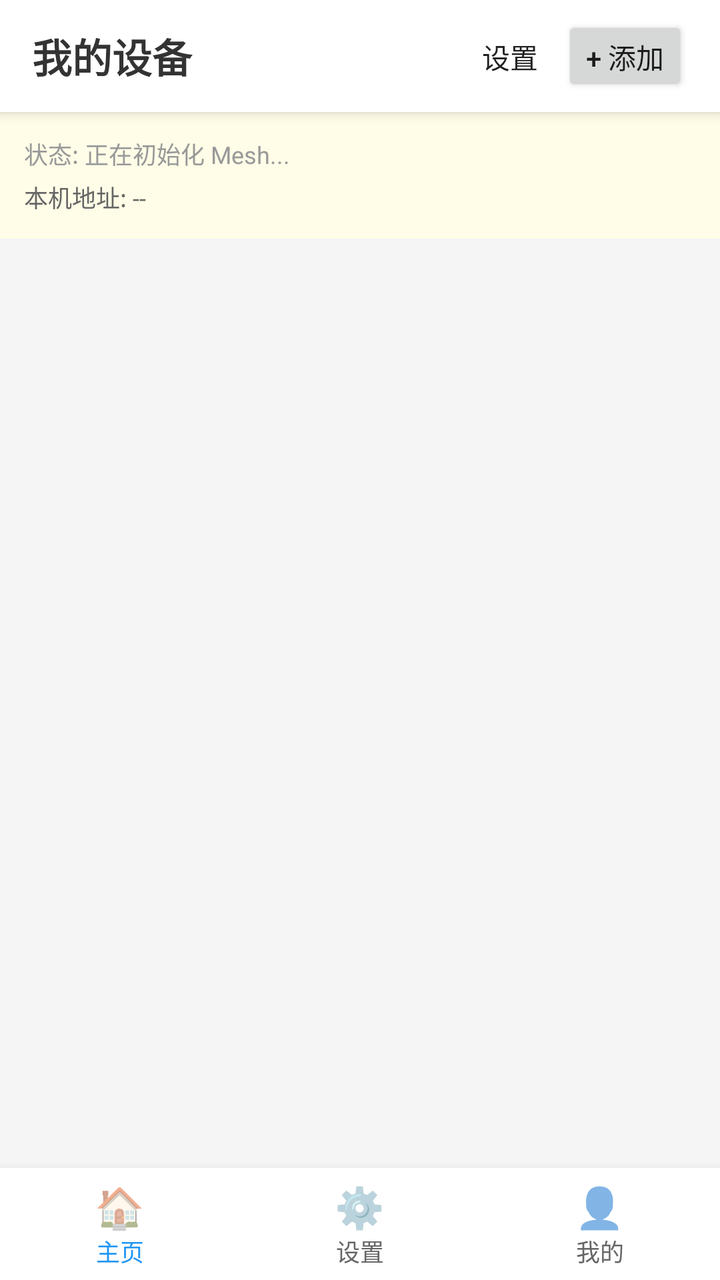
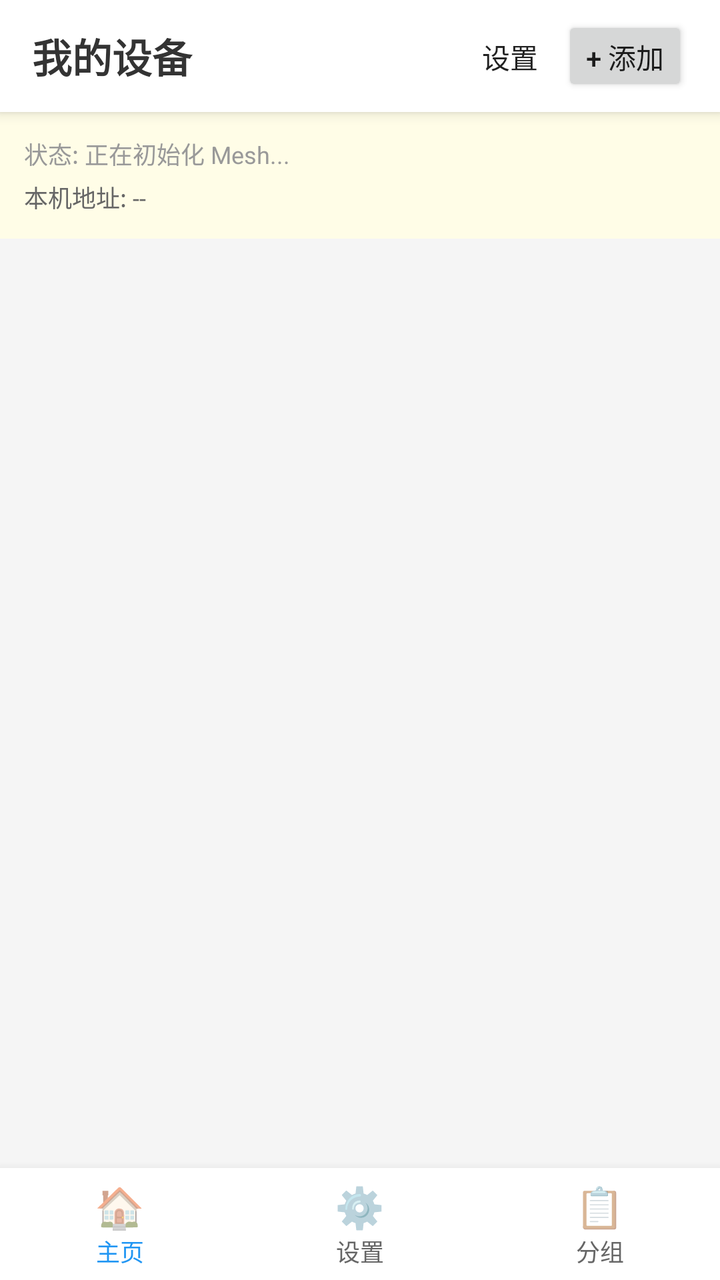

Two renders of the same Android screen: before a commit and after it. Below are the layout's source before the change and the commit's diff.
<!-- AndroidManifest.xml: activity theme Theme.BLE_Device_Mesh -->
<!-- res/layout/activity_main.xml -->
<?xml version="1.0" encoding="utf-8"?>
<FrameLayout xmlns:android="http://schemas.android.com/apk/res/android"
    android:layout_width="match_parent"
    android:layout_height="match_parent"
    android:background="#F5F5F5">

    <LinearLayout
        android:layout_width="match_parent"
        android:layout_height="match_parent"
        android:orientation="vertical">

        
        <LinearLayout
            android:layout_width="match_parent"
            android:layout_height="56dp"
            android:background="@android:color/white"
            android:elevation="4dp"
            android:gravity="center_vertical"
            android:paddingStart="16dp"
            android:paddingEnd="16dp">

            <TextView
                android:layout_width="0dp"
                android:layout_height="wrap_content"
                android:layout_weight="1"
                android:text="我的设备"
                android:textSize="20sp"
                android:textStyle="bold"
                android:textColor="#333333"/>

            <Button
                android:id="@+id/btnSettings"
                android:layout_width="wrap_content"
                android:layout_height="40dp"
                android:text="设置"
                android:textSize="14sp"
                android:paddingStart="12dp"
                android:paddingEnd="12dp"
                android:minWidth="0dp"
                style="?android:attr/borderlessButtonStyle"/>

            <Button
                android:id="@+id/btnAddDevice"
                android:layout_width="wrap_content"
                android:layout_height="40dp"
                android:text="+ 添加"
                android:textSize="14sp"
                android:paddingStart="12dp"
                android:paddingEnd="12dp"
                android:minWidth="0dp"/>

        </LinearLayout>

        
        <TextView
            android:id="@+id/tvStatus"
            android:layout_width="match_parent"
            android:layout_height="wrap_content"
            android:text="状态: 正在初始化 Mesh..."
            android:textSize="12sp"
            android:textColor="#999999"
            android:paddingStart="12dp"
            android:paddingTop="12dp"
            android:paddingEnd="12dp"
            android:paddingBottom="4dp"
            android:background="#FFFDE7"/>

        <TextView
            android:id="@+id/tvSrcAddress"
            android:layout_width="match_parent"
            android:layout_height="wrap_content"
            android:text="本机地址: --"
            android:textSize="12sp"
            android:textColor="#666666"
            android:paddingStart="12dp"
            android:paddingTop="0dp"
            android:paddingEnd="12dp"
            android:paddingBottom="12dp"
            android:background="#FFFDE7"/>

        
        <androidx.recyclerview.widget.RecyclerView
            android:id="@+id/rvDevices"
            android:layout_width="match_parent"
            android:layout_height="0dp"
            android:layout_weight="1"
            android:paddingStart="4dp"
            android:paddingEnd="4dp"
            android:paddingTop="4dp"
            android:clipToPadding="false"
            android:paddingBottom="4dp"/>

        
        <LinearLayout
            android:id="@+id/layoutEmpty"
            android:layout_width="match_parent"
            android:layout_height="0dp"
            android:layout_weight="1"
            android:orientation="vertical"
            android:gravity="center"
            android:visibility="gone">

            <TextView
                android:layout_width="wrap_content"
                android:layout_height="wrap_content"
                android:text="📱"
                android:textSize="64sp"/>

            <TextView
                android:layout_width="wrap_content"
                android:layout_height="wrap_content"
                android:layout_marginTop="16dp"
                android:text="还没有添加设备"
                android:textSize="16sp"
                android:textColor="#666666"/>

            <TextView
                android:layout_width="wrap_content"
                android:layout_height="wrap_content"
                android:layout_marginTop="8dp"
                android:text="点击右上角添加设备"
                android:textSize="14sp"
                android:textColor="#999999"/>

        </LinearLayout>

    </LinearLayout>

    
    <LinearLayout
        android:id="@+id/layoutTrashZone"
        android:layout_width="match_parent"
        android:layout_height="80dp"
        android:layout_gravity="top"
        android:orientation="horizontal"
        android:gravity="center"
        android:background="#BBEE3333"
        android:elevation="8dp"
        android:visibility="gone">

        <TextView
            android:layout_width="wrap_content"
            android:layout_height="wrap_content"
            android:text="🗑"
            android:textSize="32sp"/>

        <TextView
            android:layout_width="wrap_content"
            android:layout_height="wrap_content"
            android:layout_marginStart="10dp"
            android:text="拖到此处删除"
            android:textSize="16sp"
            android:textColor="#FFFFFF"
            android:textStyle="bold"/>

    </LinearLayout>

    
    <LinearLayout
        android:id="@+id/bottomNavigation"
        android:layout_width="match_parent"
        android:layout_height="56dp"
        android:layout_gravity="bottom"
        android:orientation="horizontal"
        android:background="@android:color/white"
        android:elevation="8dp">

        <LinearLayout
            android:id="@+id/navHome"
            android:layout_width="0dp"
            android:layout_height="match_parent"
            android:layout_weight="1"
            android:orientation="vertical"
            android:gravity="center"
            android:clickable="true"
            android:focusable="true">

            <TextView
                android:layout_width="wrap_content"
                android:layout_height="wrap_content"
                android:text="🏠"
                android:textSize="20sp"/>

            <TextView
                android:id="@+id/navHomeText"
                android:layout_width="wrap_content"
                android:layout_height="wrap_content"
                android:text="主页"
                android:textSize="12sp"
                android:textColor="#2196F3"/>
        </LinearLayout>

        <LinearLayout
            android:id="@+id/navSettings"
            android:layout_width="0dp"
            android:layout_height="match_parent"
            android:layout_weight="1"
            android:orientation="vertical"
            android:gravity="center"
            android:clickable="true"
            android:focusable="true">

            <TextView
                android:layout_width="wrap_content"
                android:layout_height="wrap_content"
                android:text="⚙️"
                android:textSize="20sp"/>

            <TextView
                android:id="@+id/navSettingsText"
                android:layout_width="wrap_content"
                android:layout_height="wrap_content"
                android:text="设置"
                android:textSize="12sp"
                android:textColor="#666666"/>
        </LinearLayout>

        <LinearLayout
            android:id="@+id/navProfile"
            android:layout_width="0dp"
            android:layout_height="match_parent"
            android:layout_weight="1"
            android:orientation="vertical"
            android:gravity="center"
            android:clickable="true"
            android:focusable="true">

            <TextView
                android:layout_width="wrap_content"
                android:layout_height="wrap_content"
                android:text="👤"
                android:textSize="20sp"/>

            <TextView
                android:id="@+id/navProfileText"
                android:layout_width="wrap_content"
                android:layout_height="wrap_content"
                android:text="我的"
                android:textSize="12sp"
                android:textColor="#666666"/>
        </LinearLayout>

    </LinearLayout>

</FrameLayout>
<!-- resources referenced by this layout -->
<resources>
  <style name="Theme.BLE_Device_Mesh" parent="Theme.AppCompat.Light.NoActionBar" />
</resources>

<!-- the commit's change to res/layout/activity_main.xml (unified diff, before → after) -->
@@ -228,14 +228,14 @@
             <TextView
                 android:layout_width="wrap_content"
                 android:layout_height="wrap_content"
-                android:text="👤"
+                android:text="📋"
                 android:textSize="20sp"/>
 
             <TextView
                 android:id="@+id/navProfileText"
                 android:layout_width="wrap_content"
                 android:layout_height="wrap_content"
-                android:text="我的"
+                android:text="分组"
                 android:textSize="12sp"
                 android:textColor="#666666"/>
         </LinearLayout>
